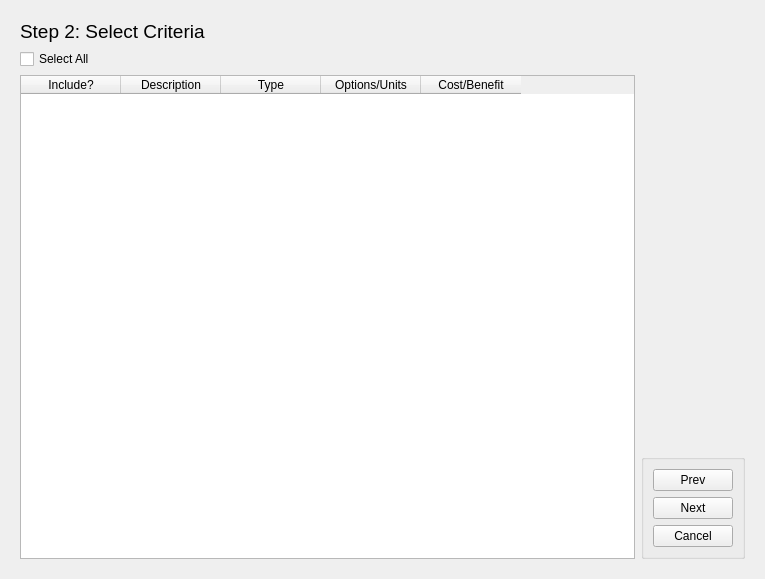
Qt form src/gui/mca_wizard.ui (Ecotrust/delphos) before a commit.
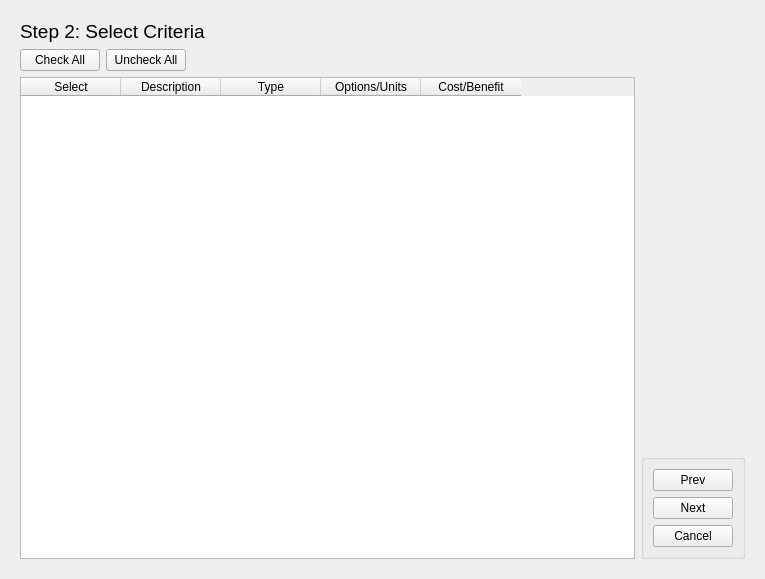
The same form after that commit. The open tabs and pages were chosen to show the change. Custom widgets are drawn as their Qt base class.

Commit message: evamix wired to GUI correctly, nothing saved yet.  added check all buttons and functionality for crit and altern input, added equal weighting button and functionality to weighting dialog.  added old india1 crit and input data files for testing against spreadsheet and old delphos

```diff
--- a/src/gui/mca_wizard.ui
+++ b/src/gui/mca_wizard.ui
@@ -191,11 +191,35 @@
         </layout>
        </item>
        <item>
-        <widget class="QCheckBox" name="all_crit_checkbox" >
-         <property name="text" >
-          <string>Select All</string>
-         </property>
-        </widget>
+        <layout class="QHBoxLayout" >
+         <item>
+          <widget class="QPushButton" name="check_all_criteria_button" >
+           <property name="text" >
+            <string>Check All</string>
+           </property>
+          </widget>
+         </item>
+         <item>
+          <widget class="QPushButton" name="uncheck_all_criteria_button" >
+           <property name="text" >
+            <string>Uncheck All</string>
+           </property>
+          </widget>
+         </item>
+         <item>
+          <spacer>
+           <property name="orientation" >
+            <enum>Qt::Horizontal</enum>
+           </property>
+           <property name="sizeHint" >
+            <size>
+             <width>40</width>
+             <height>20</height>
+            </size>
+           </property>
+          </spacer>
+         </item>
+        </layout>
        </item>
        <item>
         <layout class="QHBoxLayout" >
@@ -224,7 +248,7 @@
            </property>
            <column>
             <property name="text" >
-             <string>Include?</string>
+             <string>Select</string>
             </property>
            </column>
            <column>
```
Left out of the diff: 58 changed lines with no effect on the pictures. The commit also changes 18 other files.
